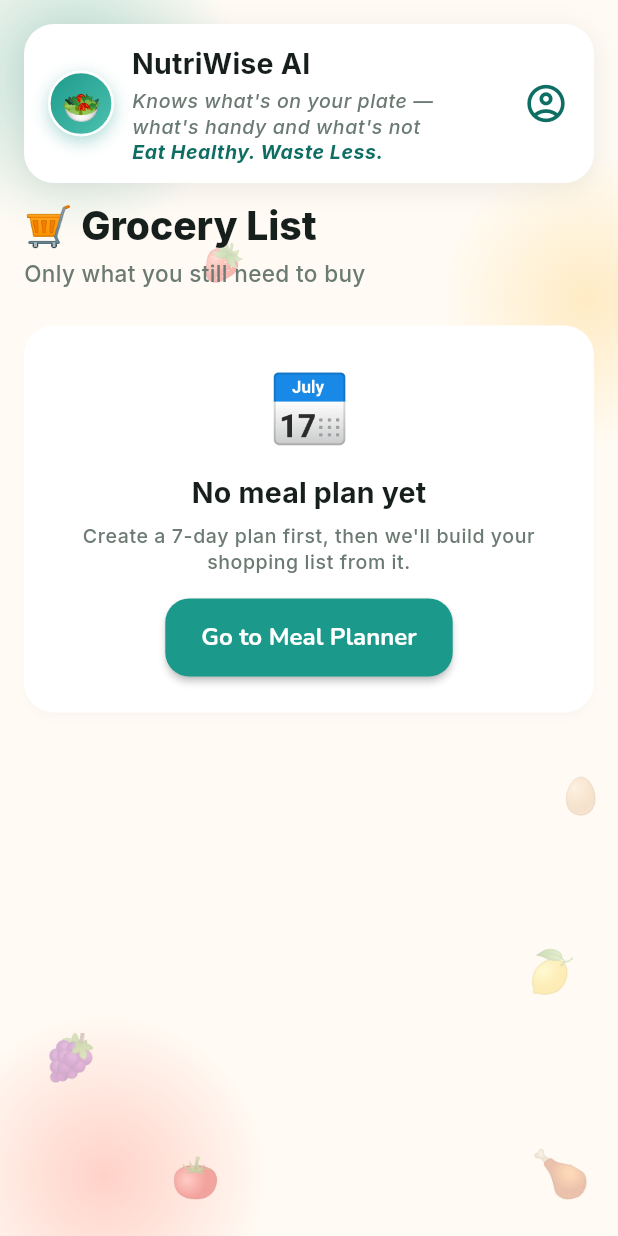
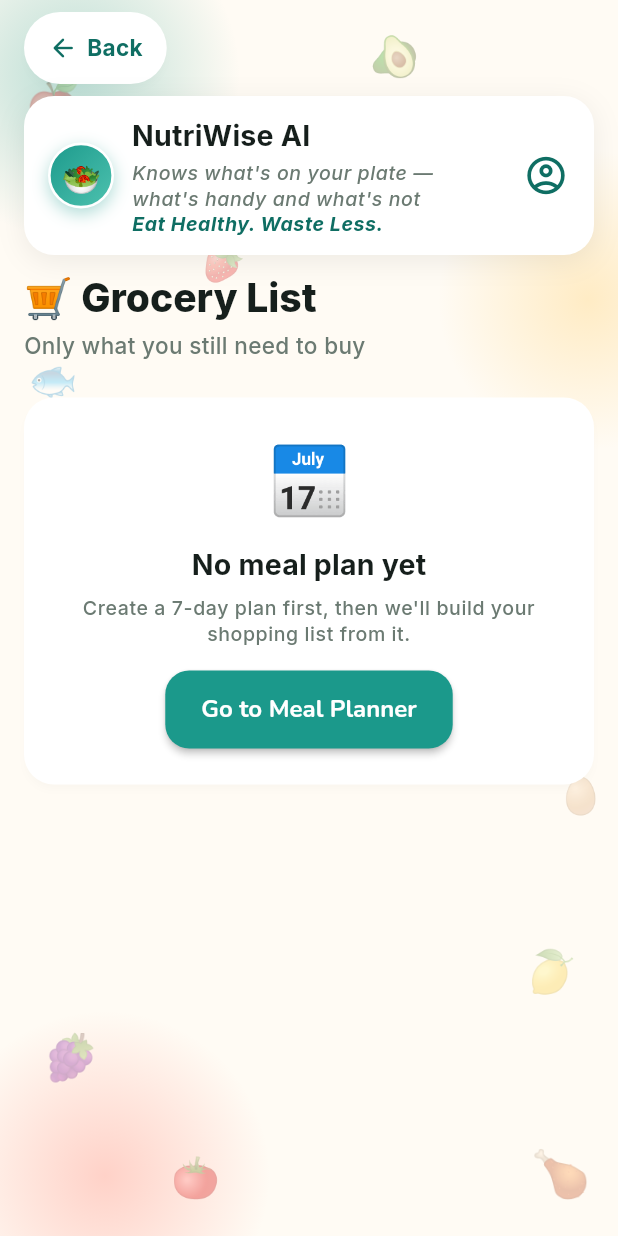
Before and after one commit to subhi19/nutriwise-ai, a Flutter app: the GroceryListScreen screen opened by its route, on a phone screen of 412 x 824 dp. Run offline on Flutter 3.47's test engine with Material 3 defaults, Android fonts, the phone set to English and light mode, and no system bars; our stand-ins replace camera, dio, flutter_riverpod, go_router, google_fonts, image_picker and 2 more; missing offline and left inert: dart:js_interop; accounts and stored records are empty.

Commit message:
Match live meal-plan response (ingredient objects, nutrients totals); add back buttons and My family menu item

```diff
--- a/mobile-app/lib/screens/dashboard_screen.dart
+++ b/mobile-app/lib/screens/dashboard_screen.dart
@@ -43,7 +43,7 @@ class DashboardScreen extends StatelessWidget {
                                       accent: AppColors.primary,
                                       title: 'Nutrient Analyzer',
                                       description: 'Snap a meal photo and see nutrients instantly.',
-                                      onTap: () => context.go('/meal'),
+                                      onTap: () => context.push('/meal'),
                                     ),
                                   ),
                                   const SizedBox(width: gap),
@@ -57,7 +57,7 @@ class DashboardScreen extends StatelessWidget {
                                       accent: AppColors.secondary,
                                       title: 'Meal Planner',
                                       description: 'Build a 7-day plan and a grocery list in one tap.',
-                                      onTap: () => context.go('/plan'),
+                                      onTap: () => context.push('/plan'),
                                     ),
                                   ),
                                 ],
@@ -73,7 +73,7 @@ class DashboardScreen extends StatelessWidget {
                                   accent: AppColors.tertiary,
                                   title: 'Home Inventory',
                                   description: 'Upload a fridge photo for a quick meal suggestion.',
-                                  onTap: () => context.go('/fridge'),
+                                  onTap: () => context.push('/fridge'),
                                 ),
                               ),
                             ],
--- a/mobile-app/lib/screens/family_profile_screen.dart
+++ b/mobile-app/lib/screens/family_profile_screen.dart
@@ -25,7 +25,7 @@ class FamilyProfileScreen extends ConsumerWidget {
         child: SafeArea(
           child: Column(
             children: [
-              const AppBrandBar(),
+              const AppBrandBar(backTo: '/dashboard'),
               const ScreenHeading(
                 emoji: '👪',
                 title: 'Your Family',
--- a/mobile-app/lib/screens/forgot_password_screen.dart
+++ b/mobile-app/lib/screens/forgot_password_screen.dart
@@ -7,6 +7,7 @@ import '../services/api_service.dart';
 import '../widgets/app_background.dart';
 import '../widgets/app_logo.dart';
 import '../widgets/inline_error.dart';
+import '../widgets/app_back_button.dart';
 
 class ForgotPasswordScreen extends ConsumerStatefulWidget {
   const ForgotPasswordScreen({super.key});
@@ -66,6 +67,8 @@ class _ForgotPasswordScreenState extends ConsumerState<ForgotPasswordScreen> {
               child: Column(
                 crossAxisAlignment: CrossAxisAlignment.stretch,
                 children: [
+                  const AppBackButton(fallback: '/login'),
+                  const SizedBox(height: 12),
                   const Center(child: AppLogo(size: 76)),
                   const SizedBox(height: 16),
                   Text('Forgot Password?',
--- a/mobile-app/lib/screens/fridge_analysis_screen.dart
+++ b/mobile-app/lib/screens/fridge_analysis_screen.dart
@@ -143,7 +143,7 @@ class _FridgeAnalysisScreenState extends ConsumerState<FridgeAnalysisScreen> {
         child: SafeArea(
           child: Column(
             children: [
-              const AppBrandBar(),
+              AppBrandBar(backTo: '/dashboard', confirmLeave: _recipes is AsyncData),
               Expanded(
                 child: SingleChildScrollView(
                   padding: const EdgeInsets.fromLTRB(16, 8, 16, 28),
--- a/mobile-app/lib/screens/grocery_list_screen.dart
+++ b/mobile-app/lib/screens/grocery_list_screen.dart
@@ -91,19 +91,13 @@ class _GroceryListScreenState extends ConsumerState<GroceryListScreen> {
         child: SafeArea(
           child: Column(
             children: [
-              const AppBrandBar(),
+              AppBrandBar(backTo: '/dashboard', confirmLeave: _checked.isNotEmpty),
               Expanded(
                 child: SingleChildScrollView(
                   padding: const EdgeInsets.fromLTRB(16, 8, 16, 28),
                   child: Column(
                     crossAxisAlignment: CrossAxisAlignment.start,
                     children: [
-                      if (context.canPop())
-                        TextButton.icon(
-                          onPressed: () => context.pop(),
-                          icon: const Icon(Icons.arrow_back, size: 18),
-                          label: const Text('Back to plan'),
-                        ),
                       Text('🛒 Grocery List', style: Theme.of(context).textTheme.titleLarge),
                       const SizedBox(height: 4),
                       Text('Only what you still need to buy',
--- a/mobile-app/lib/screens/login_screen.dart
+++ b/mobile-app/lib/screens/login_screen.dart
@@ -7,6 +7,7 @@ import '../services/api_service.dart';
 import '../widgets/app_background.dart';
 import '../widgets/app_logo.dart';
 import '../widgets/inline_error.dart';
+import '../widgets/app_back_button.dart';
 
 class LoginScreen extends ConsumerStatefulWidget {
   const LoginScreen({super.key});
@@ -62,6 +63,8 @@ class _LoginScreenState extends ConsumerState<LoginScreen> {
               child: Column(
                 crossAxisAlignment: CrossAxisAlignment.stretch,
                 children: [
+                  const AppBackButton(fallback: '/'),
+                  const SizedBox(height: 12),
                   const Center(child: AppLogo(size: 76)),
                   const SizedBox(height: 16),
                   Text('Welcome Back', textAlign: TextAlign.center, style: Theme.of(context).textTheme.titleLarge),
--- a/mobile-app/lib/screens/meal_analysis_screen.dart
+++ b/mobile-app/lib/screens/meal_analysis_screen.dart
@@ -303,7 +303,7 @@ class _MealAnalysisScreenState extends ConsumerState<MealAnalysisScreen> {
         child: SafeArea(
           child: Column(
             children: [
-              const AppBrandBar(),
+              AppBrandBar(backTo: '/dashboard', confirmLeave: _result is AsyncData),
               Expanded(
                 child: SingleChildScrollView(
                   padding: const EdgeInsets.fromLTRB(16, 8, 16, 24),
--- a/mobile-app/lib/screens/meal_plan_screen.dart
+++ b/mobile-app/lib/screens/meal_plan_screen.dart
@@ -194,7 +194,7 @@ class _MealPlanScreenState extends ConsumerState<MealPlanScreen> {
         child: SafeArea(
           child: Column(
             children: [
-              const AppBrandBar(),
+              AppBrandBar(backTo: '/dashboard', confirmLeave: _planResult is AsyncData),
               Expanded(
                 child: SingleChildScrollView(
                   padding: const EdgeInsets.fromLTRB(16, 8, 16, 28),
--- a/mobile-app/lib/screens/reset_password_screen.dart
+++ b/mobile-app/lib/screens/reset_password_screen.dart
@@ -8,6 +8,7 @@ import '../services/api_service.dart';
 import '../widgets/app_background.dart';
 import '../widgets/app_logo.dart';
 import '../widgets/inline_error.dart';
+import '../widgets/app_back_button.dart';
 
 class ResetPasswordScreen extends ConsumerStatefulWidget {
   final String? initialEmail; // only used for the banner text
@@ -80,6 +81,8 @@ class _ResetPasswordScreenState extends ConsumerState<ResetPasswordScreen> {
               child: Column(
                 crossAxisAlignment: CrossAxisAlignment.stretch,
                 children: [
+                  const AppBackButton(fallback: '/login'),
+                  const SizedBox(height: 12),
                   const Center(child: AppLogo(size: 72)),
                   const SizedBox(height: 14),
                   Text('Create New Password',
--- a/mobile-app/lib/screens/signup_screen.dart
+++ b/mobile-app/lib/screens/signup_screen.dart
@@ -4,6 +4,7 @@ import 'package:flutter_riverpod/flutter_riverpod.dart';
 import '../providers/providers.dart';
 import '../widgets/app_background.dart';
 import '../widgets/app_logo.dart';
+import '../widgets/app_back_button.dart';
 
 class SignUpScreen extends ConsumerStatefulWidget {
   const SignUpScreen({super.key});
@@ -65,6 +66,8 @@ class _SignUpScreenState extends ConsumerState<SignUpScreen> {
               child: Column(
                 crossAxisAlignment: CrossAxisAlignment.stretch,
                 children: [
+                  const AppBackButton(fallback: '/login'),
+                  const SizedBox(height: 12),
                   const Center(child: AppLogo(size: 72)),
                   const SizedBox(height: 14),
                   Text('Create Account', textAlign: TextAlign.center, style: Theme.of(context).textTheme.titleLarge),
--- a/mobile-app/lib/services/api_service.dart
+++ b/mobile-app/lib/services/api_service.dart
@@ -400,8 +400,8 @@ class RealApi implements NutriApi {
 
   final Dio _dio = Dio(BaseOptions(
     baseUrl: kApiBaseUrl,
-    connectTimeout: const Duration(seconds: 30),
-    receiveTimeout: const Duration(seconds: 30),
+    connectTimeout: const Duration(minutes: 10),
+    receiveTimeout: const Duration(minutes: 10),
   ));
 
   Never _handleError(DioException e) {
--- /dev/null
+++ b/mobile-app/lib/widgets/app_back_button.dart
@@ -0,0 +1,70 @@
+import 'package:flutter/material.dart';
+import 'package:go_router/go_router.dart';
+import '../core/theme.dart';
+
+/// "← Back" pill. Goes back one page if there is one, otherwise to [fallback].
+/// With [confirm] set it asks first, for screens holding results that aren't saved yet.
+class AppBackButton extends StatelessWidget {
+  final String fallback;
+  final bool confirm;
+  const AppBackButton({super.key, required this.fallback, this.confirm = false});
+
+  Future<void> _onTap(BuildContext context) async {
+    if (confirm) {
+      final leave = await showDialog<bool>(
+        context: context,
+        builder: (ctx) => AlertDialog(
+          backgroundColor: Colors.white,
+          surfaceTintColor: Colors.transparent,
+          title: const Text('Leave this page?'),
+          content: const Text('Your current results haven\'t been saved and will be lost.'),
+          actions: [
+            TextButton(onPressed: () => Navigator.pop(ctx, false), child: const Text('Stay')),
+            TextButton(
+              onPressed: () => Navigator.pop(ctx, true),
+              child: const Text('Leave', style: TextStyle(color: AppColors.danger)),
+            ),
+          ],
+        ),
+      );
+      if (leave != true || !context.mounted) return;
+    }
+    if (context.canPop()) {
+      context.pop();
+    } else {
+      context.go(fallback);
+    }
+  }
+
+  @override
+  Widget build(BuildContext context) {
+    return Align(
+      alignment: Alignment.centerLeft,
+      child: Material(
+        color: Colors.white,
+        elevation: 2,
+        shadowColor: Colors.black.withValues(alpha: 0.08),
+        shape: const StadiumBorder(),
+        child: InkWell(
+          customBorder: const StadiumBorder(),
+          onTap: () => _onTap(context),
+          child: ConstrainedBox(
+            constraints: const BoxConstraints(minHeight: 48),
+            child: const Padding(
+              padding: EdgeInsets.symmetric(horizontal: 16),
+              child: Row(
+                mainAxisSize: MainAxisSize.min,
+                children: [
+                  Icon(Icons.arrow_back_rounded, size: 20, color: AppColors.primaryDark),
+                  SizedBox(width: 6),
+                  Text('Back',
+                      style: TextStyle(fontWeight: FontWeight.w700, color: AppColors.primaryDark)),
+                ],
+              ),
+            ),
+          ),
+        ),
+      ),
+    );
+  }
+}
--- a/mobile-app/lib/widgets/app_brand_bar.dart
+++ b/mobile-app/lib/widgets/app_brand_bar.dart
@@ -2,11 +2,15 @@ import 'package:flutter/material.dart';
 import '../core/constants.dart';
 import '../core/theme.dart';
 import 'account_menu_button.dart';
+import 'app_back_button.dart';
 import 'app_logo.dart';
 
 class AppBrandBar extends StatelessWidget {
   final String? trailingTagline;
-  const AppBrandBar({super.key, this.trailingTagline});
+  final String? backTo; // shows a back button; goes here if there's no previous page
+  final bool confirmLeave; // ask before leaving when there's unsaved work
+
+  const AppBrandBar({super.key, this.trailingTagline, this.backTo, this.confirmLeave = false});
 
   @override
   Widget build(BuildContext context) {
@@ -20,14 +24,23 @@ class AppBrandBar extends StatelessWidget {
     );
 
     return Padding(
-      padding: const EdgeInsets.fromLTRB(16, 16, 16, 4),
-      child: Container(
+      padding: EdgeInsets.fromLTRB(16, backTo == null ? 16 : 8, 16, 4),
+      child: Column(
+        mainAxisSize: MainAxisSize.min,
+        crossAxisAlignment: CrossAxisAlignment.stretch,
+        children: [
+          if (backTo != null) ...[
+            AppBackButton(fallback: backTo!, confirm: confirmLeave),
+            const SizedBox(height: 8),
+          ],
+          Container(
             padding: const EdgeInsets.fromLTRB(16, 12, 8, 12),
             decoration: BoxDecoration(
               color: Colors.white,
               borderRadius: BorderRadius.circular(20),
               boxShadow: [
-            BoxShadow(color: Colors.black.withValues(alpha: 0.07), blurRadius: 16, offset: const Offset(0, 4)),
+                BoxShadow(
+                    color: Colors.black.withValues(alpha: 0.07), blurRadius: 16, offset: const Offset(0, 4)),
               ],
             ),
             child: Row(
@@ -63,6 +76,8 @@ class AppBrandBar extends StatelessWidget {
               ],
             ),
           ),
+        ],
+      ),
     );
   }
 }
--- a/mobile-app/lib/widgets/error_box.dart
+++ b/mobile-app/lib/widgets/error_box.dart
@@ -1,3 +1,4 @@
+import 'package:flutter/foundation.dart';
 import 'package:flutter/material.dart';
 import '../core/theme.dart';
 import '../services/api_service.dart';
@@ -10,6 +11,10 @@ class ErrorBox extends StatelessWidget {
   @override
   Widget build(BuildContext context) {
     final isApi = error is ApiException;
+    // Unexpected errors (e.g. a response that doesn't match our models) show a generic
+    // message to the user. Print the real cause for developers.
+    if (!isApi && kDebugMode) debugPrint('Unexpected error: $error');
+
     final message = isApi ? (error as ApiException).message : 'Something went wrong. Please try again.';
     final canRetry = (isApi ? (error as ApiException).retry : true) && onRetry != null;
 
```
Also changed, not shown: mobile-app/lib/models/meal_plan.dart (+109 -30 lines), mobile-app/lib/widgets/account_menu_button.dart (+15 -1 lines), mobile-app/lib/widgets/plan_view.dart (+127 -24 lines). Lines whose indentation alone changed are shown as unchanged.
